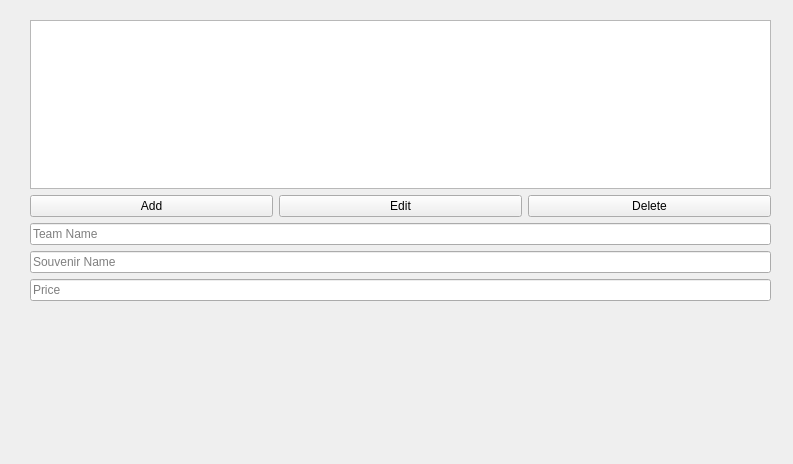
massivemembrain/Project-2-NFL, file Project-2-NFL/admin.ui: the form before one commit.
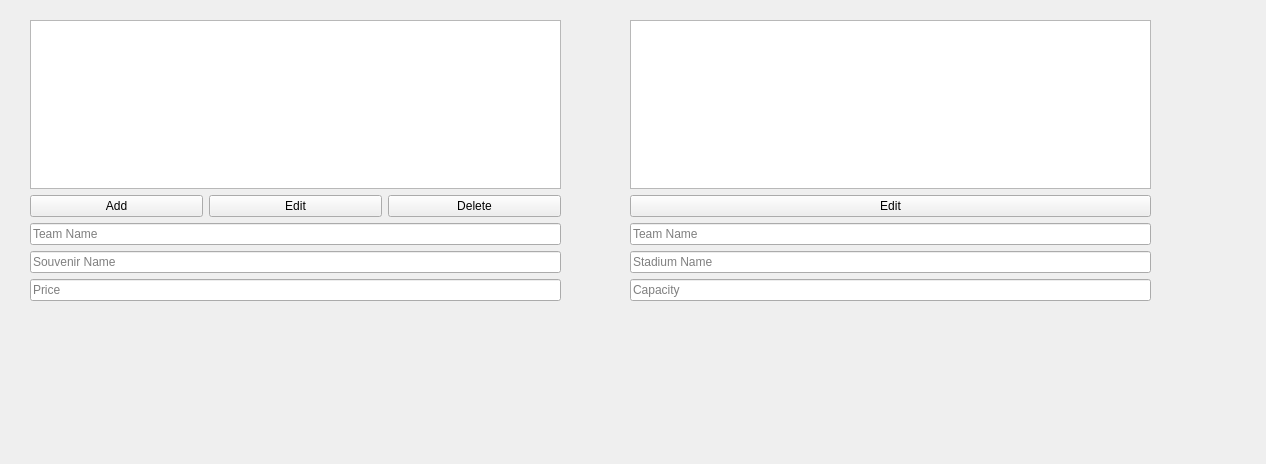
The form after the commit.

Commit message: Unfinished stadium update feature

```diff
--- a/Project-2-NFL/admin.ui
+++ b/Project-2-NFL/admin.ui
@@ -6,7 +6,7 @@
    <rect>
     <x>0</x>
     <y>0</y>
-    <width>793</width>
+    <width>1266</width>
     <height>464</height>
    </rect>
   </property>
@@ -18,7 +18,7 @@
     <rect>
      <x>30</x>
      <y>20</y>
-     <width>741</width>
+     <width>531</width>
      <height>281</height>
     </rect>
    </property>
@@ -80,6 +80,57 @@
     </item>
    </layout>
   </widget>
+  <widget class="QWidget" name="horizontalLayoutWidget">
+   <property name="geometry">
+    <rect>
+     <x>630</x>
+     <y>20</y>
+     <width>521</width>
+     <height>281</height>
+    </rect>
+   </property>
+   <layout class="QHBoxLayout" name="horizontalLayout_3">
+    <item>
+     <layout class="QVBoxLayout" name="verticalLayout_2">
+      <item>
+       <widget class="QTableView" name="tableView_2"/>
+      </item>
+      <item>
+       <layout class="QHBoxLayout" name="horizontalLayout_4">
+        <item>
+         <widget class="QPushButton" name="editStadiumButton">
+          <property name="text">
+           <string>Edit</string>
+          </property>
+         </widget>
+        </item>
+       </layout>
+      </item>
+      <item>
+       <widget class="QLineEdit" name="teamLineEdit2">
+        <property name="placeholderText">
+         <string>Team Name</string>
+        </property>
+       </widget>
+      </item>
+      <item>
+       <widget class="QLineEdit" name="stadiumLineEdit2">
+        <property name="placeholderText">
+         <string>Stadium Name</string>
+        </property>
+       </widget>
+      </item>
+      <item>
+       <widget class="QLineEdit" name="capacityLineEdit2">
+        <property name="placeholderText">
+         <string>Capacity</string>
+        </property>
+       </widget>
+      </item>
+     </layout>
+    </item>
+   </layout>
+  </widget>
  </widget>
  <resources/>
  <connections/>
```
The commit also changes 19 other files.
